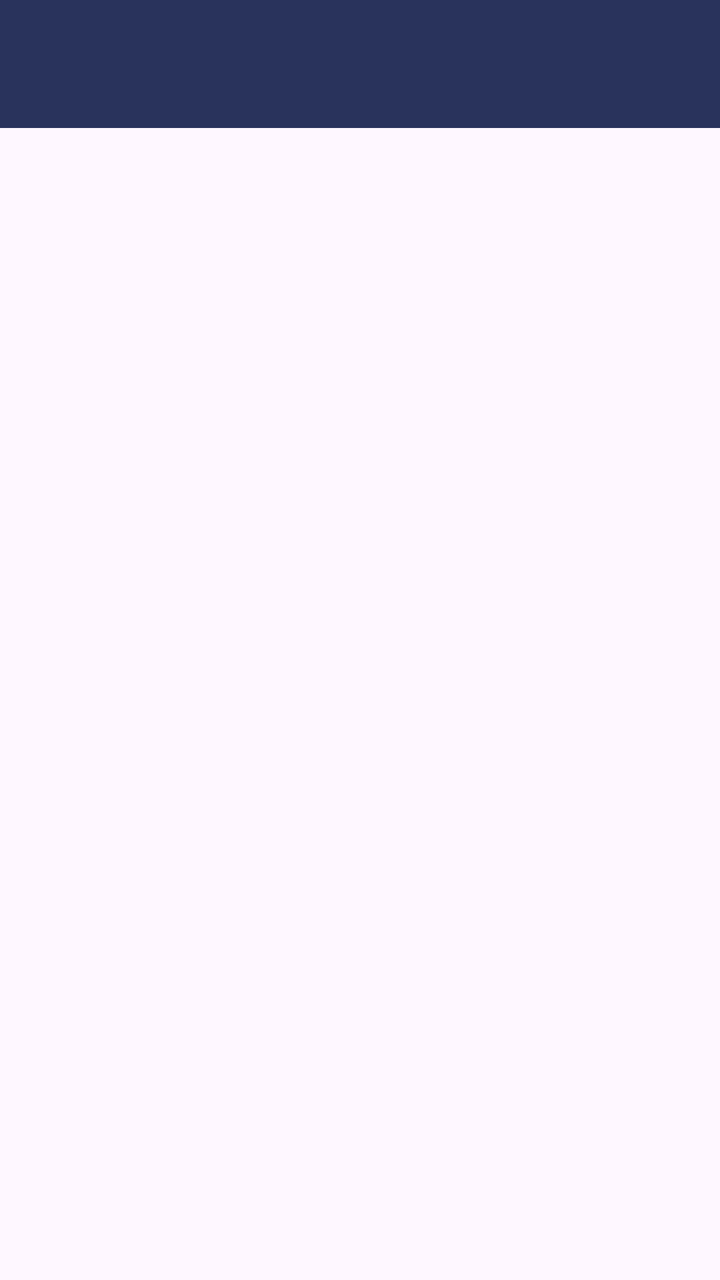
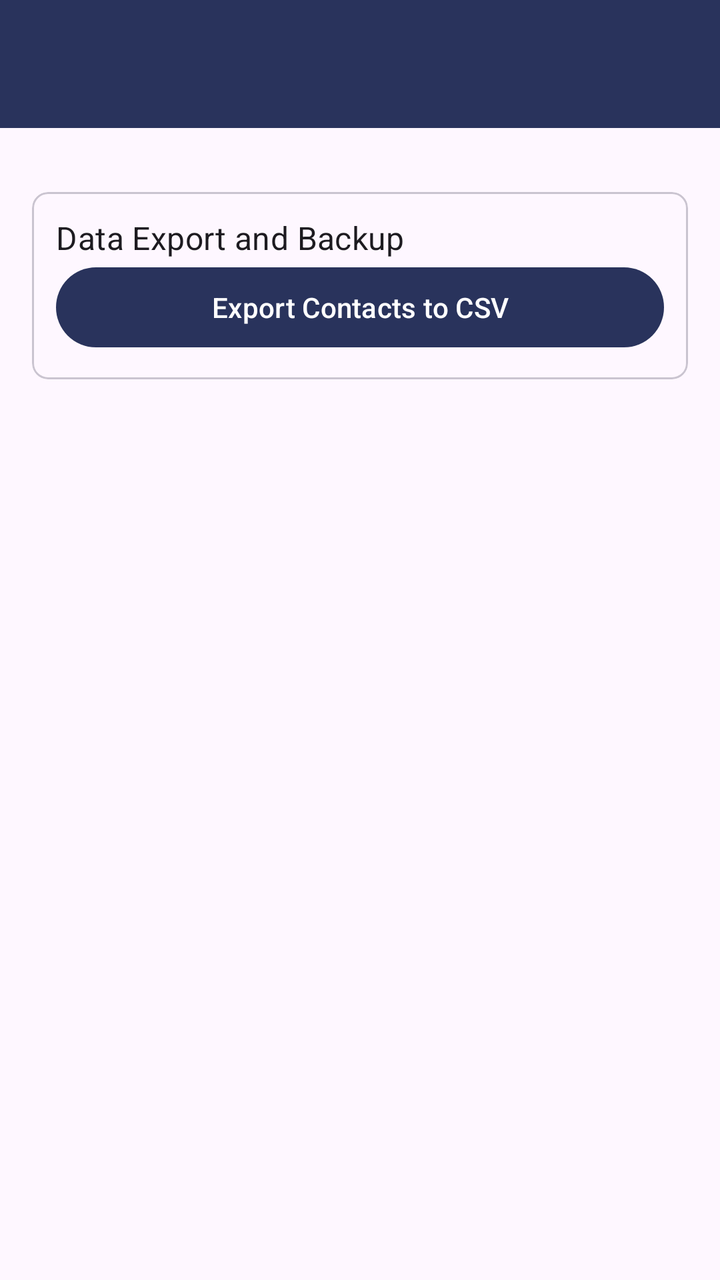

Compare the two renders of this Android layout. The source of the first and the diff that turns it into the second are given below.
<!-- AndroidManifest.xml: application theme Theme.FriendAlert -->
<!-- res/layout/activity_settings.xml -->
<?xml version="1.0" encoding="utf-8"?>
<androidx.constraintlayout.widget.ConstraintLayout xmlns:android="http://schemas.android.com/apk/res/android"
    xmlns:app="http://schemas.android.com/apk/res-auto"
    android:layout_width="match_parent"
    android:layout_height="match_parent">

    <androidx.appcompat.widget.Toolbar
        android:id="@+id/settings_toolbar"
        android:layout_width="match_parent"
        android:layout_height="?attr/actionBarSize"
        android:background="?attr/colorPrimary"
        app:layout_constraintTop_toTopOf="parent" />

    <FrameLayout
        android:id="@+id/fragment_container"
        android:layout_width="match_parent"
        android:layout_height="0dp"
        app:layout_constraintBottom_toBottomOf="parent"
        app:layout_constraintTop_toBottomOf="@id/settings_toolbar" />

</androidx.constraintlayout.widget.ConstraintLayout>
<!-- resources referenced by this layout -->
<resources>
  <style name="Theme.FriendAlert" parent="Base.Theme.FriendAlert">
  
          <item name="colorPrimary">@color/primary</item>
          <item name="colorSecondary">@color/secondary</item>
          <item name="colorAccent">@color/accent</item>
      </style>
  <style name="Base.Theme.FriendAlert" parent="Theme.Material3.DayNight.NoActionBar">
          
          
      </style>
  <color name="primary">#29335C</color>
  <color name="secondary">#FAFAFA</color>
  <color name="accent">#4B96E0</color>
</resources>

<!-- the commit's change to res/layout/activity_settings.xml (unified diff, before → after) -->
@@ -11,11 +11,59 @@
         android:background="?attr/colorPrimary"
         app:layout_constraintTop_toTopOf="parent" />
 
+    <LinearLayout
+        android:id="@+id/content_container"
+        android:layout_width="match_parent"
+        android:layout_height="wrap_content"
+        android:orientation="vertical"
+        android:padding="16dp"
+        app:layout_constraintTop_toBottomOf="@id/settings_toolbar">
+
+        
+        <com.google.android.material.card.MaterialCardView
+            android:layout_width="match_parent"
+            android:layout_height="wrap_content"
+            android:layout_marginTop="16dp"
+            app:cardCornerRadius="8dp">
+
+            <LinearLayout
+                android:layout_width="match_parent"
+                android:layout_height="wrap_content"
+                android:padding="12dp"
+                android:orientation="vertical">
+
+                <TextView
+                    android:layout_width="match_parent"
+                    android:layout_height="wrap_content"
+                    android:text="Data Export and Backup"
+                    style="@style/TextAppearance.MaterialComponents.Subtitle1" />
+
+                
+                <com.google.android.material.button.MaterialButton
+                    android:id="@+id/export_contacts_button"
+                    android:layout_width="match_parent"
+                    android:layout_height="wrap_content"
+                    android:text="@string/export_contacts_title" />
+
+            </LinearLayout>
+        </com.google.android.material.card.MaterialCardView>
+
+
+        
+        <TextView
+            android:id="@+id/fragment_placeholder"
+            android:layout_width="match_parent"
+            android:layout_height="wrap_content"
+            android:paddingTop="20dp" />
+
+    </LinearLayout>
+
+    
     <FrameLayout
         android:id="@+id/fragment_container"
         android:layout_width="match_parent"
         android:layout_height="0dp"
-        app:layout_constraintBottom_toBottomOf="parent"
-        app:layout_constraintTop_toBottomOf="@id/settings_toolbar" />
+        app:layout_constraintTop_toBottomOf="@id/content_container"
+        app:layout_constraintBottom_toBottomOf="parent"/>
 
 </androidx.constraintlayout.widget.ConstraintLayout>
<!-- resource entries referenced after the edit -->
@@ -1,5 +1,6 @@
 <!-- resources referenced by this layout -->
 <resources>
+  <string name="export_contacts_title">Export Contacts to CSV</string>
   <style name="Theme.FriendAlert" parent="Base.Theme.FriendAlert">
   
           <item name="colorPrimary">@color/primary</item>
